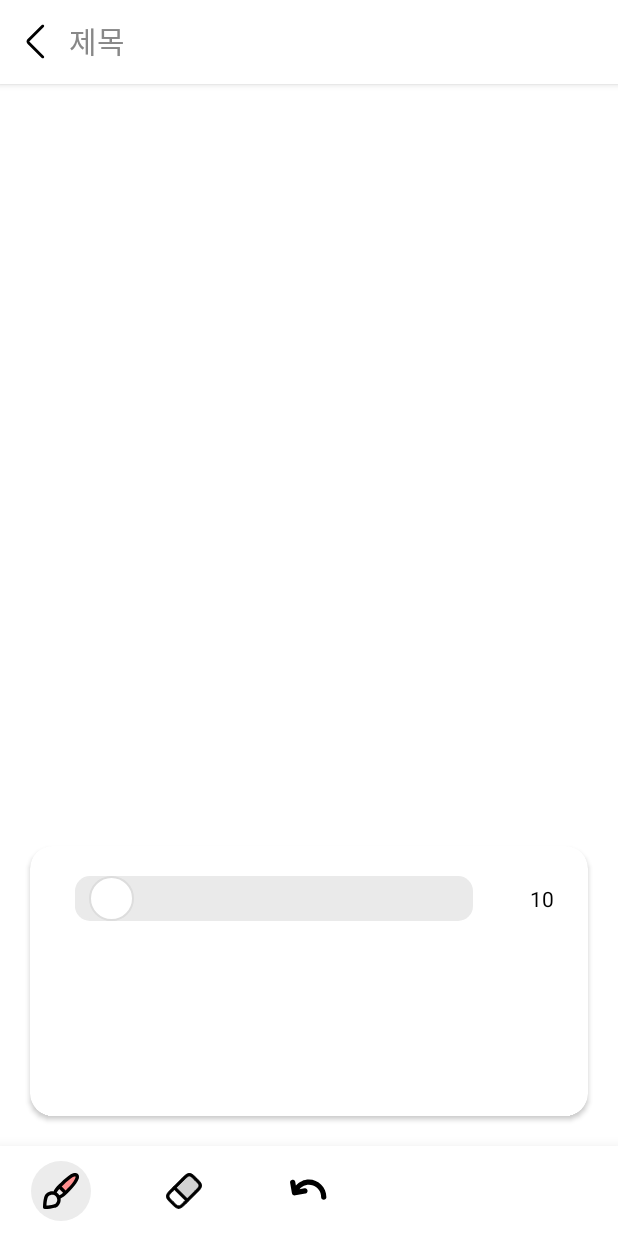
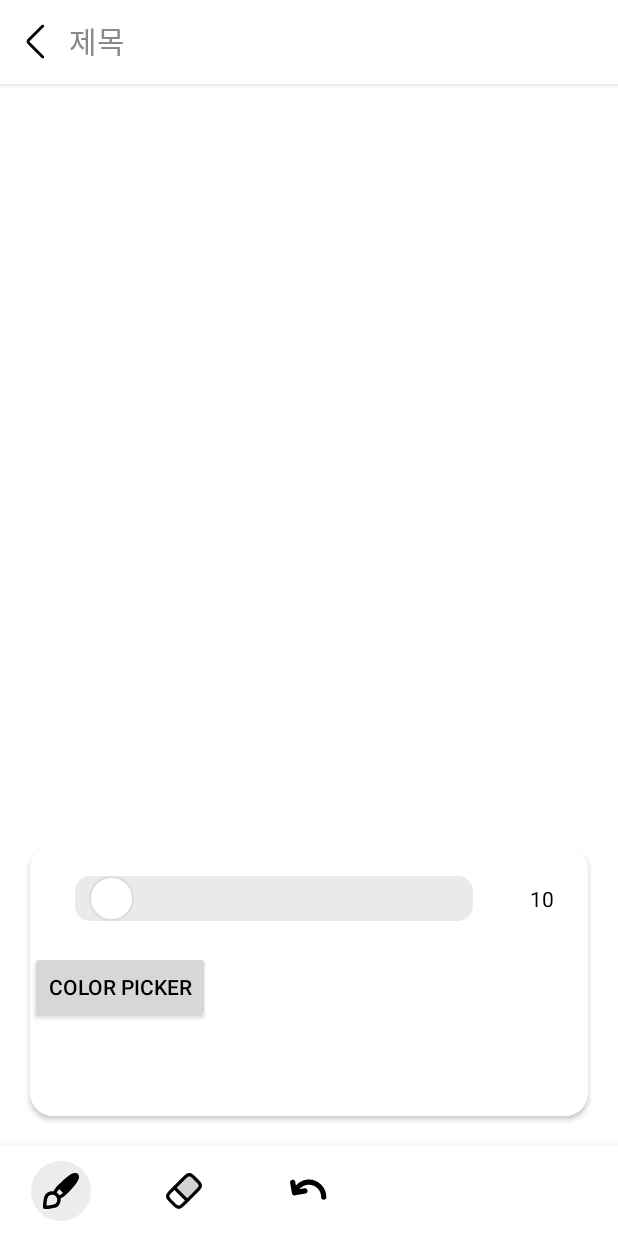
Before and after one commit to rangatarget/-1-, an Android app: the DrawingMemoEditActivity screen opened directly, with no data from a screen before it, after a tap on an icon or button, on a phone screen of 412 x 824 dp. Run offline under Robolectric (Android 15) with nearby library versions, the phone set to English and light mode, and no system bars; libraries missing offline, so code that uses them is left out: yuku.ambilwarna.

Commit message:
color picker 구현

```diff
--- a/app/build.gradle.kts
+++ b/app/build.gradle.kts
@@ -39,6 +39,7 @@ android {
 }
 
 dependencies {
+    implementation ("com.github.yukuku:ambilwarna:2.0.1")
     implementation ("de.hdodenhof:circleimageview:3.1.0")
     implementation("androidx.recyclerview:recyclerview:1.3.2")
     implementation("androidx.viewpager2:viewpager2:1.0.0")
--- a/app/src/main/java/com/example/madcamp_1/DrawingMemoEditActivity.kt
+++ b/app/src/main/java/com/example/madcamp_1/DrawingMemoEditActivity.kt
@@ -3,23 +3,28 @@ package com.example.madcamp_1
 import android.animation.ObjectAnimator
 import android.animation.PropertyValuesHolder
 import android.content.Intent
+import android.content.res.ColorStateList
 import androidx.appcompat.app.AppCompatActivity
 import android.os.Bundle
 import android.view.MotionEvent
 import android.view.View
 import android.view.animation.AnimationUtils
+import android.widget.Button
 import android.widget.SeekBar
+import android.widget.TextView
 import android.widget.Toast
 import androidx.appcompat.app.AlertDialog
 import androidx.cardview.widget.CardView
 import com.example.madcamp_1.databinding.ActivityDrawingMemoEditBinding
-
+import yuku.ambilwarna.AmbilWarnaDialog
+import yuku.ambilwarna.AmbilWarnaDialog.OnAmbilWarnaListener
 
 
 class DrawingMemoEditActivity : AppCompatActivity() {
 
     private var isBrushMenuOn = false
     private var isEraserMenuOn = false
+    lateinit var drawingView: DrawingView
 
     override fun onCreate(savedInstanceState: Bundle?) {
         val binding = ActivityDrawingMemoEditBinding.inflate(layoutInflater)
@@ -33,7 +38,7 @@ class DrawingMemoEditActivity : AppCompatActivity() {
             //finish()
         }
 
-        val drawingView = binding.drawingView
+        drawingView = binding.drawingView
 
         val btnBrush = binding.btnBrush
         val btnEraser = binding.btnEraser
@@ -166,6 +171,14 @@ class DrawingMemoEditActivity : AppCompatActivity() {
         btnBack.setOnClickListener {
             drawingView.undoLastPath()
         }
+
+        val btnColorPicker = binding.btnColorPicker
+        val brushColor = binding.brushColor
+
+        btnColorPicker.setOnClickListener {
+            openColorPicker(drawingView, brushColor)
+        }
+
     }
 
     override fun onBackPressed() {
@@ -183,4 +196,22 @@ class DrawingMemoEditActivity : AppCompatActivity() {
         return !(event.x > x && event.x < x + view.width && event.y > y && event.y < y + view.height)
     }
 
+    fun openColorPicker(dV : DrawingView, brushColor : Button) {
+        val awd = AmbilWarnaDialog(
+            this,
+            R.color.colorAccent,
+            object : AmbilWarnaDialog.OnAmbilWarnaListener {
+                override fun onCancel(dialog: AmbilWarnaDialog) {
+                    // onCancel 내용
+                }
+
+                override fun onOk(dialog: AmbilWarnaDialog?, color: Int) {
+                    dV.setColor(color)
+                    brushColor.backgroundTintList = ColorStateList.valueOf(color)
+                }
+            }
+        )
+        awd.show()
+    }
+
 }
--- a/app/src/main/res/layout/activity_drawing_memo_edit.xml
+++ b/app/src/main/res/layout/activity_drawing_memo_edit.xml
@@ -88,6 +88,18 @@
                         android:text="10"
                         android:gravity="center"
                         android:textSize="14dp"/>
+                </LinearLayout>
+                <LinearLayout
+                    android:layout_width="match_parent"
+                    android:layout_height="0dp"
+                    android:layout_weight="1"
+                    android:orientation="horizontal">
+                    <Button
+                        android:id="@+id/btnColorPicker"
+                        android:layout_width="wrap_content"
+                        android:layout_height="wrap_content"
+                        android:text="color picker"/>
+
                 </LinearLayout>
 
 
@@ -180,18 +192,20 @@
                     android:src="@drawable/background_drawing_memu"
                     android:layout_centerInParent="true"
                     android:visibility="invisible"/>
-                <ImageView
+                <Button
                     android:id="@+id/brushColor"
                     android:layout_width="28dp"
                     android:layout_height="28dp"
-                    android:src="@drawable/icon_brush_color"
-                    android:layout_centerInParent="true"/>
+                    android:background="@drawable/icon_brush_color"
+                    android:layout_centerInParent="true"
+                    android:backgroundTint="#000000"/>
+
                 <Button
                     android:id="@+id/btnBrush"
                     android:layout_width="24dp"
                     android:layout_height="24dp"
-                    android:background="@drawable/icon_brush"
-                    android:layout_centerInParent="true"/>
+                    android:layout_centerInParent="true"
+                    android:background="@drawable/icon_brush" />
 
             </RelativeLayout>
 
```
